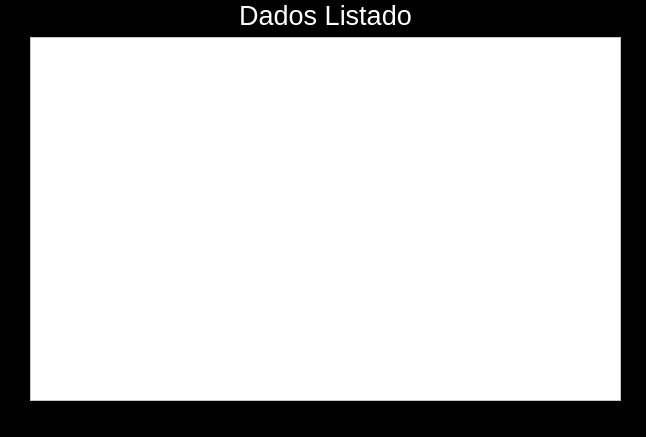
The window that window.ui (finnzao/BDpython) describes before a commit, drawn with Qt 5.
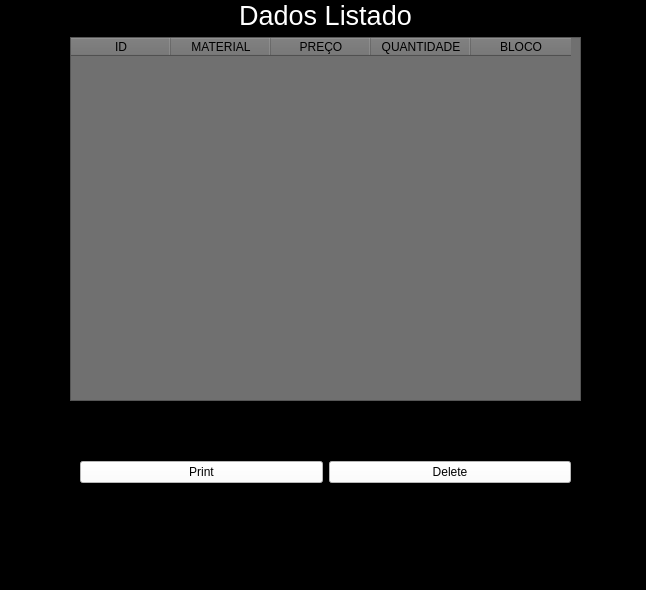
The same window after the commit.

The edit to the form file:
```diff
--- a/window.ui
+++ b/window.ui
@@ -7,7 +7,7 @@
     <x>0</x>
     <y>0</y>
     <width>646</width>
-    <height>437</height>
+    <height>590</height>
    </rect>
   </property>
   <property name="windowTitle">
@@ -17,12 +17,12 @@
    <string notr="true">background:rgb(0, 0, 0)</string>
   </property>
   <widget class="QWidget" name="centralwidget">
-   <widget class="QWidget" name="">
+   <widget class="QWidget" name="layoutWidget">
     <property name="geometry">
      <rect>
-      <x>30</x>
+      <x>70</x>
       <y>0</y>
-      <width>591</width>
+      <width>511</width>
       <height>401</height>
      </rect>
     </property>
@@ -50,8 +50,74 @@
      <item>
       <widget class="QTableWidget" name="tableWidget">
        <property name="styleSheet">
-        <string notr="true">background:#fff
+        <string notr="true">background:rgb(112, 112, 112)
 </string>
+       </property>
+       <property name="sizeAdjustPolicy">
+        <enum>QAbstractScrollArea::AdjustIgnored</enum>
+       </property>
+       <attribute name="horizontalHeaderVisible">
+        <bool>true</bool>
+       </attribute>
+       <attribute name="horizontalHeaderCascadingSectionResizes">
+        <bool>false</bool>
+       </attribute>
+       <column>
+        <property name="text">
+         <string>ID</string>
+        </property>
+       </column>
+       <column>
+        <property name="text">
+         <string>MATERIAL</string>
+        </property>
+       </column>
+       <column>
+        <property name="text">
+         <string>PREÇO</string>
+        </property>
+       </column>
+       <column>
+        <property name="text">
+         <string>QUANTIDADE</string>
+        </property>
+       </column>
+       <column>
+        <property name="text">
+         <string>BLOCO</string>
+        </property>
+       </column>
+      </widget>
+     </item>
+    </layout>
+   </widget>
+   <widget class="QWidget" name="">
+    <property name="geometry">
+     <rect>
+      <x>80</x>
+      <y>460</y>
+      <width>491</width>
+      <height>25</height>
+     </rect>
+    </property>
+    <layout class="QHBoxLayout" name="horizontalLayout">
+     <item>
+      <widget class="QPushButton" name="pushButton_print">
+       <property name="styleSheet">
+        <string notr="true">background:#fff</string>
+       </property>
+       <property name="text">
+        <string>Print</string>
+       </property>
+      </widget>
+     </item>
+     <item>
+      <widget class="QPushButton" name="pushButton_delete">
+       <property name="styleSheet">
+        <string notr="true">background:#fff</string>
+       </property>
+       <property name="text">
+        <string>Delete</string>
        </property>
       </widget>
      </item>
```
